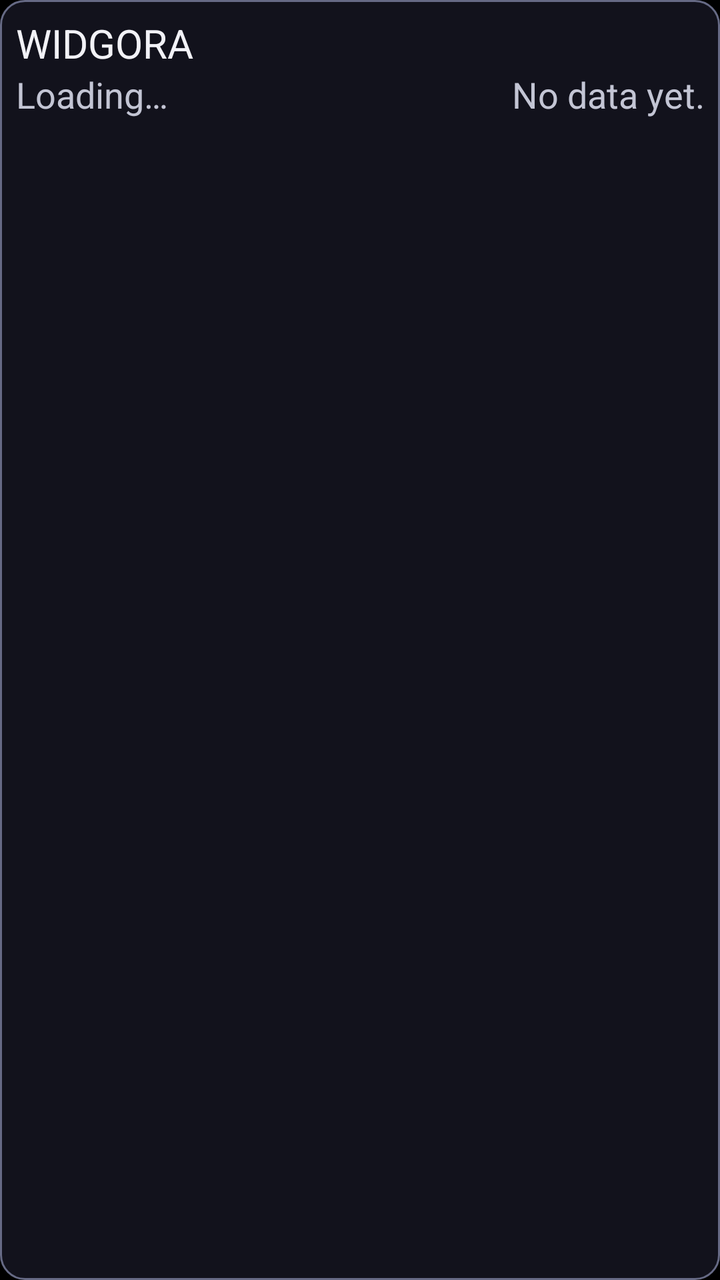
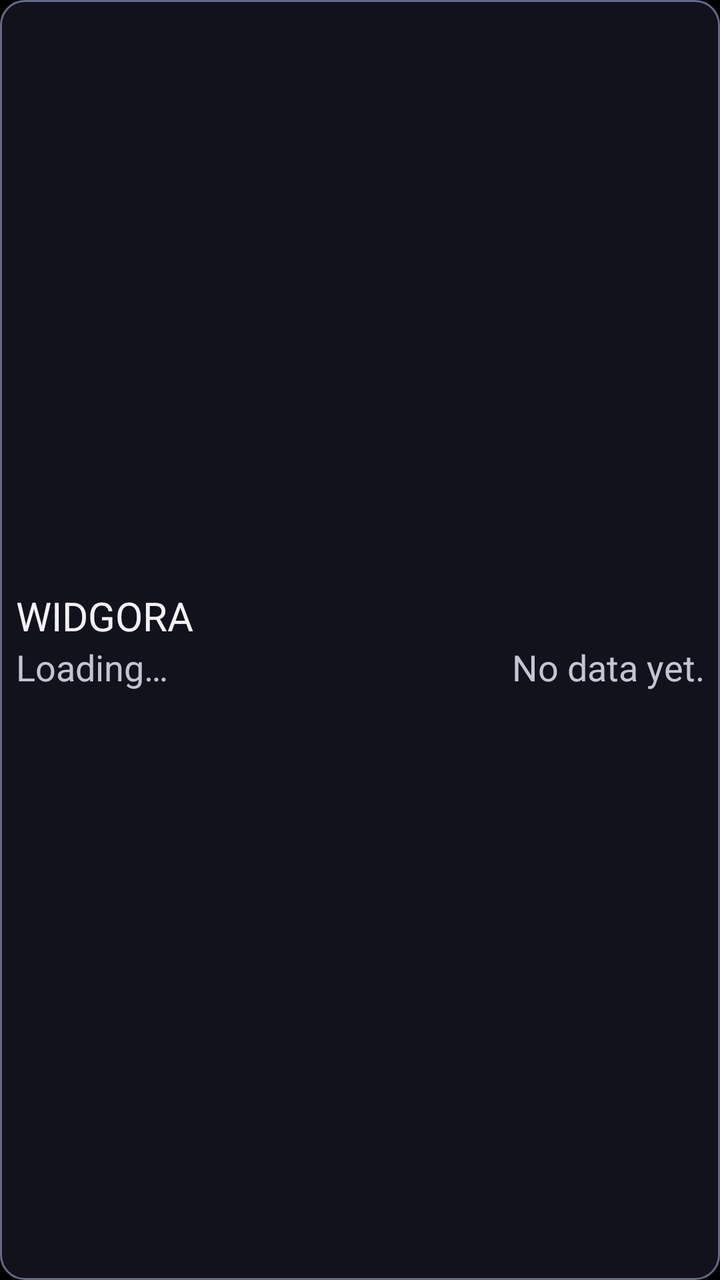

Two renders of the same Android screen: before a commit and after it. Below are the layout's source before the change and the commit's diff.
<!-- AndroidManifest.xml: application theme Theme.Widgora -->
<!-- res/layout/widget_counts_compact.xml -->
<?xml version="1.0" encoding="utf-8"?>
<LinearLayout xmlns:android="http://schemas.android.com/apk/res/android"
    android:id="@+id/widget_root"
    android:layout_width="match_parent"
    android:layout_height="match_parent"
    android:background="@drawable/widget_background"
    android:contentDescription="@string/widget_open_app"
    android:focusable="true"
    android:orientation="vertical"
    android:padding="@dimen/widget_padding_compact">

    <TextView
        android:id="@+id/widget_title"
        android:layout_width="match_parent"
        android:layout_height="wrap_content"
        android:ellipsize="end"
        android:maxLines="1"
        android:text="@string/app_name"
        android:textColor="@color/widget_on_surface"
        android:textSize="@dimen/widget_text_compact_title" />

    <TextView
        android:id="@+id/widget_counts"
        android:layout_width="match_parent"
        android:layout_height="wrap_content"
        android:ellipsize="end"
        android:maxLines="1"
        android:textColor="@color/widget_on_surface"
        android:textSize="@dimen/widget_text_compact_counts"
        android:visibility="gone" />

    <LinearLayout
        android:layout_width="match_parent"
        android:layout_height="wrap_content"
        android:orientation="horizontal">

        
        <TextView
            android:id="@+id/widget_state"
            android:layout_width="0dp"
            android:layout_height="wrap_content"
            android:layout_weight="1"
            android:ellipsize="end"
            android:maxLines="1"
            android:text="@string/dashboard_state_loading"
            android:textColor="@color/widget_on_surface_muted"
            android:textSize="@dimen/widget_text_compact_line" />

        <TextView
            android:id="@+id/widget_footer"
            android:layout_width="wrap_content"
            android:layout_height="wrap_content"
            android:layout_marginStart="@dimen/widget_padding_compact"
            android:ellipsize="end"
            android:gravity="end"
            android:maxLines="1"
            android:text="@string/dashboard_no_data_yet"
            android:textColor="@color/widget_on_surface_muted"
            android:textSize="@dimen/widget_text_compact_line" />

    </LinearLayout>

</LinearLayout>
<!-- resources referenced by this layout -->
<resources>
  <color name="widget_on_surface">#FFF2F2F7</color>
  <color name="widget_on_surface_muted">#FFC3C5D4</color>
  <dimen name="widget_padding_compact">8dp</dimen>
  <dimen name="widget_text_compact_counts">28sp</dimen>
  <dimen name="widget_text_compact_line">18sp</dimen>
  <dimen name="widget_text_compact_title">20sp</dimen>
  <!-- drawable widget_background (drawable) -->
  <?xml version="1.0" encoding="utf-8"?>
  <selector xmlns:android="http://schemas.android.com/apk/res/android">
  
      <item android:state_focused="true">
          <shape android:shape="rectangle">
              <solid android:color="@color/widget_surface" />
              <corners android:radius="@dimen/widget_corner_radius" />
              <stroke
                  android:width="@dimen/widget_focus_border"
                  android:color="@color/widget_focus" />
          </shape>
      </item>
  
      <item>
          <shape android:shape="rectangle">
              <solid android:color="@color/widget_surface" />
              <corners android:radius="@dimen/widget_corner_radius" />
              <stroke
                  android:width="@dimen/widget_resting_border"
                  android:color="@color/widget_outline" />
          </shape>
      </item>
  
  </selector>
  <string name="app_name" translatable="false">WIDGORA</string>
  <string name="dashboard_no_data_yet">No data yet.</string>
  <string name="dashboard_state_loading">Loading…</string>
  <string name="widget_open_app">Open WIDGORA</string>
  <style name="Theme.Widgora" parent="@android:style/Theme.Material.NoActionBar">
          
          <item name="android:windowBackground">@android:color/background_dark</item>
      </style>
  <color name="widget_surface">#FF12121C</color>
  <dimen name="widget_corner_radius">12dp</dimen>
  <dimen name="widget_focus_border">4dp</dimen>
  <color name="widget_focus">#FFFFFFFF</color>
  <dimen name="widget_resting_border">1dp</dimen>
  <color name="widget_outline">#FF666A85</color>
</resources>

<!-- the commit's change to res/layout/widget_counts_compact.xml (unified diff, before → after) -->
@@ -6,6 +6,7 @@
     android:background="@drawable/widget_background"
     android:contentDescription="@string/widget_open_app"
     android:focusable="true"
+    android:gravity="center_vertical"
     android:orientation="vertical"
     android:padding="@dimen/widget_padding_compact">
 
@@ -19,11 +20,18 @@
         android:textColor="@color/widget_on_surface"
         android:textSize="@dimen/widget_text_compact_title" />
 
+    
     <TextView
         android:id="@+id/widget_counts"
         android:layout_width="match_parent"
-        android:layout_height="wrap_content"
+        android:layout_height="0dp"
+        android:layout_weight="1"
+        android:autoSizeMaxTextSize="@dimen/widget_counts_autosize_max_compact"
+        android:autoSizeMinTextSize="@dimen/widget_counts_autosize_min"
+        android:autoSizeStepGranularity="@dimen/widget_counts_autosize_step"
+        android:autoSizeTextType="uniform"
         android:ellipsize="end"
+        android:gravity="center_vertical|start"
         android:maxLines="1"
         android:textColor="@color/widget_on_surface"
         android:textSize="@dimen/widget_text_compact_counts"
<!-- resource entries referenced after the edit -->
@@ -2,6 +2,9 @@
 <resources>
   <color name="widget_on_surface">#FFF2F2F7</color>
   <color name="widget_on_surface_muted">#FFC3C5D4</color>
+  <dimen name="widget_counts_autosize_max_compact">44sp</dimen>
+  <dimen name="widget_counts_autosize_min">18sp</dimen>
+  <dimen name="widget_counts_autosize_step">2sp</dimen>
   <dimen name="widget_padding_compact">8dp</dimen>
   <dimen name="widget_text_compact_counts">28sp</dimen>
   <dimen name="widget_text_compact_line">18sp</dimen>
